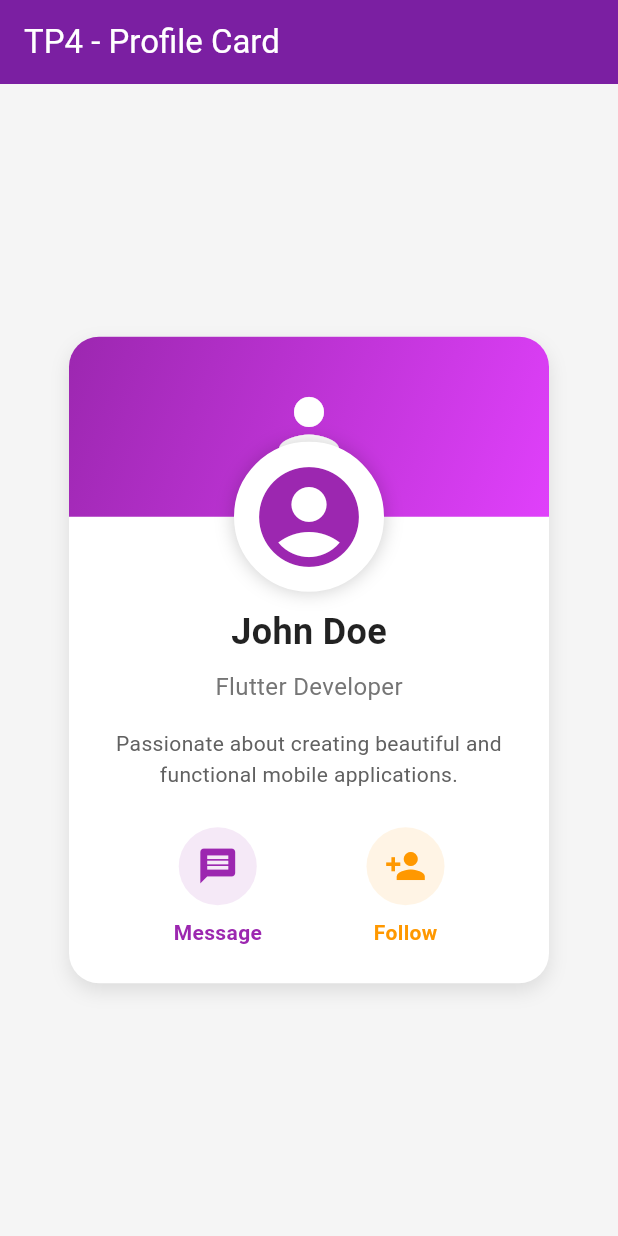
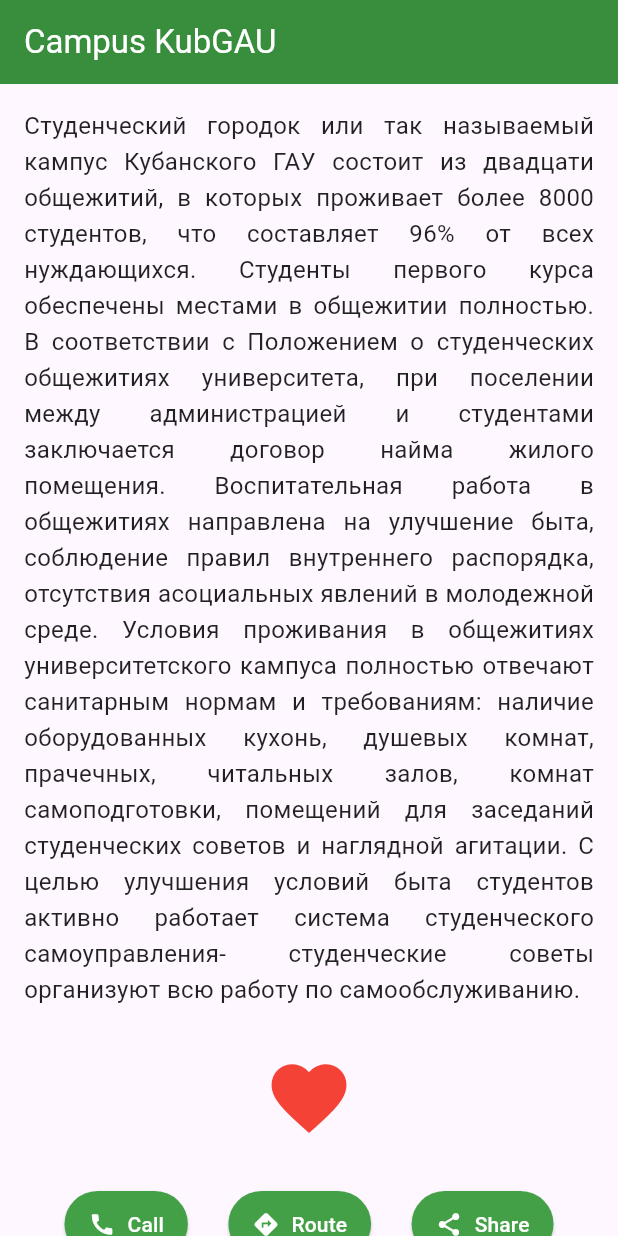
Before and after one commit to queen12-art/pi2302dufresne, a Flutter app: the screen it shows after launch, on a phone screen of 412 x 824 dp. Run offline on Flutter 3.47's test engine with Material 3 defaults, Android fonts, the phone set to English and light mode, and no system bars.

Commit message:
Lab 4 Corrected: Dorm text, red heart and green buttons

```diff
--- a/lab4/lib/main.dart
+++ b/lab4/lib/main.dart
@@ -1,205 +1,105 @@
 import 'package:flutter/material.dart';
 
 void main() {
-  runApp(const MyApp());
+  runApp(const Lab4App());
 }
 
-class MyApp extends StatelessWidget {
-  const MyApp({super.key});
+class Lab4App extends StatelessWidget {
+  const Lab4App({super.key});
 
   @override
   Widget build(BuildContext context) {
     return MaterialApp(
-      title: 'TP4 - UI & Layout',
+      title: 'Lab 4 - Campus',
       debugShowCheckedModeBanner: false,
       theme: ThemeData(
-        primarySwatch: Colors.purple,
+        primarySwatch: Colors.green, // Thème vert demandé
         useMaterial3: true,
       ),
-      home: const ProfileCardPage(),
+      home: const CampusPage(),
     );
   }
 }
 
-class ProfileCardPage extends StatelessWidget {
-  const ProfileCardPage({super.key});
+class CampusPage extends StatelessWidget {
+  const CampusPage({super.key});
 
   @override
   Widget build(BuildContext context) {
     return Scaffold(
-      backgroundColor: Colors.grey[100],
+      // 1. Barre verte
       appBar: AppBar(
-        title: const Text('TP4 - Profile Card'),
-        backgroundColor: Colors.purple[700],
+        title: const Text('Campus KubGAU'),
+        backgroundColor: Colors.green[700],
         foregroundColor: Colors.white,
       ),
-      body: Center(
-        child: Container(
-          width: 320,
-          margin: const EdgeInsets.all(20),
-          decoration: BoxDecoration(
-            color: Colors.white,
-            borderRadius: BorderRadius.circular(20),
-            boxShadow: [
-              BoxShadow(
-                color: Colors.black.withOpacity(0.1),
-                blurRadius: 10,
-                offset: const Offset(0, 5),
+      // 2. Écran scrollable (SingleChildScrollView)
+      body: SingleChildScrollView(
+        padding: const EdgeInsets.all(16.0),
+        child: Column(
+          crossAxisAlignment: CrossAxisAlignment.start,
+          children: [
+            // 3. Le texte sur les dortoirs (Page 50 du PDF)
+            const Text(
+              'Студенческий городок или так называемый кампус Кубанского ГАУ состоит из двадцати общежитий, в которых проживает более 8000 студентов, что составляет 96% от всех нуждающихся. Студенты первого курса обеспечены местами в общежитии полностью. В соответствии с Положением о студенческих общежитиях университета, при поселении между администрацией и студентами заключается договор найма жилого помещения. Воспитательная работа в общежитиях направлена на улучшение быта, соблюдение правил внутреннего распорядка, отсутствия асоциальных явлений в молодежной среде. Условия проживания в общежитиях университетского кампуса полностью отвечают санитарным нормам и требованиям: наличие оборудованных кухонь, душевых комнат, прачечных, читальных залов, комнат самоподготовки, помещений для заседаний студенческих советов и наглядной агитации. С целью улучшения условий быта студентов активно работает система студенческого самоуправления- студенческие советы организуют всю работу по самообслуживанию.',
+              style: TextStyle(
+                fontSize: 16,
+                height: 1.5,
+                color: Colors.black87,
               ),
-            ],
-          ),
-          child: Column(
-            mainAxisSize: MainAxisSize.min,
-            children: [
-              // Stack pour superposer header et avatar
-              Stack(
-                clipBehavior: Clip.none,
-                children: [
-                  // Header
-                  Container(
-                    width: double.infinity,
-                    height: 120,
-                    decoration: const BoxDecoration(
-                      gradient: LinearGradient(
-                        colors: [Colors.purple, Colors.purpleAccent],
-                        begin: Alignment.topLeft,
-                        end: Alignment.bottomRight,
-                      ),
-                      borderRadius: BorderRadius.only(
-                        topLeft: Radius.circular(20),
-                        topRight: Radius.circular(20),
-                      ),
-                    ),
-                    child: const Center(
-                      child: Icon(Icons.person, size: 60, color: Colors.white),
-                    ),
+              textAlign: TextAlign.justify,
             ),
 
-                  // Avatar positionné en bas du header
-                  Positioned(
-                    left: 0,
-                    right: 0,
-                    bottom: -50,
-                    child: Center(
-                      child: Container(
-                        width: 100,
-                        height: 100,
-                        decoration: BoxDecoration(
-                          color: Colors.white,
-                          shape: BoxShape.circle,
-                          border: Border.all(color: Colors.white, width: 4),
-                          boxShadow: [
-                            BoxShadow(
-                              color: Colors.black.withOpacity(0.2),
-                              blurRadius: 10,
-                            ),
-                          ],
-                        ),
+            const SizedBox(height: 30),
+
+            // 4. Cœur rouge (Page 51 du PDF)
+            Center(
+              child: InkWell(
+                onTap: () {
+                  ScaffoldMessenger.of(
+                    context,
+                  ).showSnackBar(const SnackBar(content: Text('❤️ ❤️ ❤️')));
+                },
                 child: const Icon(
-                          Icons.account_circle,
-                          size: 80,
-                          color: Colors.purple,
-                        ),
-                      ),
-                    ),
-                  ),
-                ],
-              ),
-
-              const SizedBox(height: 60), // Espace pour l'avatar qui dépasse
-
-              // Nom
-              const Text(
-                'John Doe',
-                style: TextStyle(
-                  fontSize: 24,
-                  fontWeight: FontWeight.bold,
-                  color: Colors.black87,
-                ),
-              ),
-
-              const SizedBox(height: 8),
-
-              // Job
-              Text(
-                'Flutter Developer',
-                style: TextStyle(
-                  fontSize: 16,
-                  color: Colors.grey[600],
-                ),
-              ),
-
-              const SizedBox(height: 16),
-
-              // Description
-              Padding(
-                padding: const EdgeInsets.symmetric(horizontal: 24),
-                child: Text(
-                  'Passionate about creating beautiful and functional mobile applications.',
-                  textAlign: TextAlign.center,
-                  style: TextStyle(
-                    fontSize: 14,
-                    color: Colors.grey[700],
-                    height: 1.5,
+                  Icons.favorite,
+                  size: 60,
+                  color: Colors.red, // Cœur rouge demandé
                 ),
               ),
             ),
 
-              const SizedBox(height: 24),
+            const SizedBox(height: 30),
 
-              // Boutons d'action
+            // 5. Les 3 boutons (Позвонить, Маршрут, Поделиться)
             Row(
               mainAxisAlignment: MainAxisAlignment.spaceEvenly,
               children: [
-                  _buildActionButton(Icons.message, 'Message', Colors.purple, context),
-                  _buildActionButton(Icons.person_add, 'Follow', Colors.orange, context),
+                _buildActionBtn(Icons.call, 'Call', context),
+                _buildActionBtn(Icons.directions, 'Route', context),
+                _buildActionBtn(Icons.share, 'Share', context),
               ],
             ),
-
-              const SizedBox(height: 24),
           ],
-          ),
         ),
       ),
     );
   }
 
-  Widget _buildActionButton(IconData icon, String label, Color color, BuildContext context) {
-    return Column(
-      children: [
-        InkWell(
-          onTap: () {
-            ScaffoldMessenger.of(context).showSnackBar(
-              SnackBar(
-                content: Text('You clicked on $label!'),
-                backgroundColor: color,
-                duration: const Duration(seconds: 2),
-                behavior: SnackBarBehavior.floating,
-                shape: RoundedRectangleBorder(
-                  borderRadius: BorderRadius.circular(10),
+  // Widget pour les boutons verts
+  Widget _buildActionBtn(IconData icon, String label, BuildContext context) {
+    return ElevatedButton.icon(
+      onPressed: () {
+        // Feedback visuel pour montrer que le bouton fonctionne
+        ScaffoldMessenger.of(
+          context,
+        ).showSnackBar(SnackBar(content: Text('Action: $label')));
+      },
+      icon: Icon(icon, color: Colors.white),
+      label: Text(label, style: const TextStyle(color: Colors.white)),
+      style: ElevatedButton.styleFrom(
+        backgroundColor: Colors.green[600], // Boutons verts
+        padding: const EdgeInsets.symmetric(horizontal: 16, vertical: 12),
       ),
-              ),
-            );
-          },
-          child: Container(
-            padding: const EdgeInsets.all(12),
-            decoration: BoxDecoration(
-              color: color.withOpacity(0.1),
-              shape: BoxShape.circle,
-            ),
-            child: Icon(icon, color: color, size: 28),
-          ),
-        ),
-        const SizedBox(height: 8),
-        Text(
-          label,
-          style: TextStyle(
-            fontSize: 14,
-            color: color,
-            fontWeight: FontWeight.w600,
-          ),
-        ),
-      ],
     );
   }
 }
```
Lines whose indentation alone changed are shown as unchanged.
